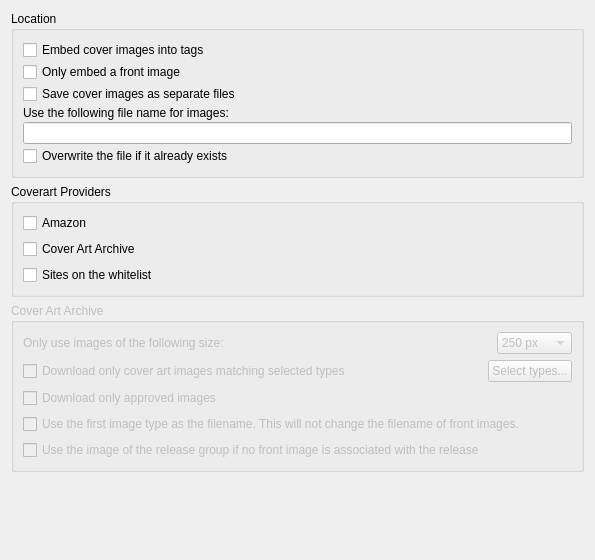
The window that ui/options_cover.ui (metabrainz/picard) describes before a commit, drawn with Qt 5.
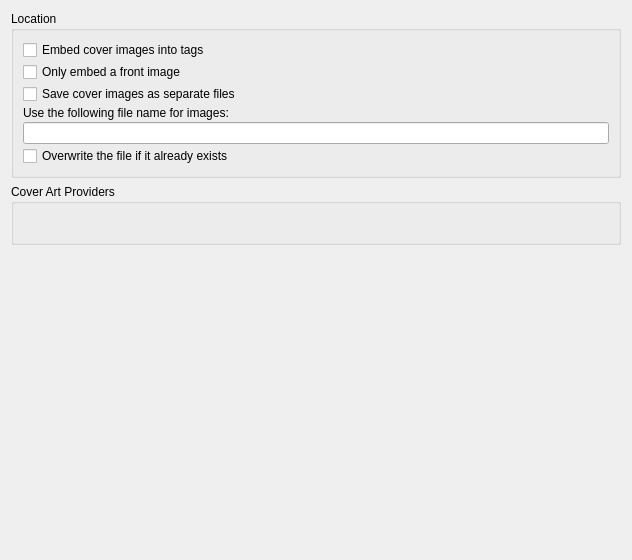
The same window after the commit.

Commit message:
Add provider-specific options, make providers re-orderable
As suggested by @Mineo in https://github.com/musicbrainz/picard/pull/411#issuecomment-118076874

- add an option subpage per provider having options
- in the main cover art options page display a list of checkboxes with up/down arrows for re-ordering
- code is simplified
- more space is available for provider-specific options
- no drag'n'drop for re-ordering

What changed in the file:
```diff
--- a/ui/options_cover.ui
+++ b/ui/options_cover.ui
@@ -6,7 +6,7 @@
    <rect>
     <x>0</x>
     <y>0</y>
-    <width>595</width>
+    <width>632</width>
     <height>560</height>
    </rect>
   </property>
@@ -65,53 +65,19 @@
     </widget>
    </item>
    <item>
-    <widget class="QGroupBox" name="groupBox">
-     <property name="title">
-      <string>Coverart Providers</string>
+    <widget class="QGroupBox" name="ca_providers_groupbox">
+     <property name="sizePolicy">
+      <sizepolicy hsizetype="Preferred" vsizetype="Preferred">
+       <horstretch>0</horstretch>
+       <verstretch>0</verstretch>
+      </sizepolicy>
      </property>
-     <layout class="QVBoxLayout" name="verticalLayout_2">
-      <item>
-       <widget class="QCheckBox" name="caprovider_amazon">
-        <property name="text">
-         <string>Amazon</string>
-        </property>
-       </widget>
-      </item>
-      <item>
-       <widget class="QCheckBox" name="caprovider_caa">
-        <property name="text">
-         <string>Cover Art Archive</string>
-        </property>
-       </widget>
-      </item>
-      <item>
-       <widget class="QCheckBox" name="caprovider_whitelist">
-        <property name="text">
-         <string>Sites on the whitelist</string>
-        </property>
-       </widget>
-      </item>
-     </layout>
-    </widget>
-   </item>
-   <item>
-    <widget class="QGroupBox" name="gb_caa">
-     <property name="enabled">
-      <bool>false</bool>
-     </property>
      <property name="title">
-      <string>Cover Art Archive</string>
+      <string>Cover Art Providers</string>
      </property>
-     <layout class="QVBoxLayout" name="verticalLayout_3">
+     <layout class="QVBoxLayout" name="ca_providers_layout">
       <item>
-       <layout class="QHBoxLayout" name="horizontalLayout">
-        <item>
-         <widget class="QLabel" name="label">
-          <property name="text">
-           <string>Only use images of the following size:</string>
-          </property>
-         </widget>
-        </item>
+       <layout class="QHBoxLayout" name="ca_providers_list">
         <item>
          <spacer name="horizontalSpacer">
           <property name="orientation">
@@ -125,109 +91,20 @@
           </property>
          </spacer>
         </item>
-        <item>
-         <widget class="QComboBox" name="cb_image_size">
-          <property name="sizePolicy">
-           <sizepolicy hsizetype="Preferred" vsizetype="Fixed">
-            <horstretch>0</horstretch>
-            <verstretch>0</verstretch>
-           </sizepolicy>
-          </property>
-          <item>
-           <property name="text">
-            <string>250 px</string>
-           </property>
-          </item>
-          <item>
-           <property name="text">
-            <string>500 px</string>
-           </property>
-          </item>
-          <item>
-           <property name="text">
-            <string>Full size</string>
-           </property>
-          </item>
-         </widget>
-        </item>
        </layout>
       </item>
-      <item>
-       <layout class="QHBoxLayout" name="select_caa_types_group">
-        <item>
-         <widget class="QCheckBox" name="restrict_images_types">
-          <property name="text">
-           <string>Download only cover art images matching selected types</string>
-          </property>
-         </widget>
-        </item>
-        <item>
-         <spacer name="horizontalSpacer">
-          <property name="orientation">
-           <enum>Qt::Horizontal</enum>
-          </property>
-          <property name="sizeHint" stdset="0">
-           <size>
-            <width>40</width>
-            <height>20</height>
-           </size>
-          </property>
-         </spacer>
-	   </item>
-	   <item>
-		<widget class="QPushButton" name="select_caa_types">
-          <property name="text">
-           <string>Select types...</string>
-	      </property>
-	      <property name="sizePolicy">
-            <sizepolicy hsizetype="Fixed" vsizetype="Fixed">
-             <horstretch>100</horstretch>
-             <verstretch>0</verstretch>
-           </sizepolicy>
-          </property>
-         </widget>
-        </item>
-       </layout>
-      </item>
-      <item>
-       <widget class="QCheckBox" name="cb_approved_only">
-        <property name="text">
-         <string>Download only approved images</string>
-        </property>
-       </widget>
-      </item>
-      <item>
-       <widget class="QCheckBox" name="cb_type_as_filename">
-        <property name="sizePolicy">
-         <sizepolicy hsizetype="Minimum" vsizetype="Fixed">
-          <horstretch>0</horstretch>
-          <verstretch>0</verstretch>
-         </sizepolicy>
-        </property>
-        <property name="text">
-         <string>Use the first image type as the filename. This will not change the filename of front images.</string>
-        </property>
-       </widget>
-     </item>
-     <item>
-	  <widget class="QCheckBox" name="caprovider_caa_release_group">
-        <property name="text">
-         <string>Use the image of the release group if no front image is associated with the release</string>
-        </property>
-       </widget>
-      </item>
      </layout>
     </widget>
    </item>
    <item>
-    <spacer>
+    <spacer name="verticalSpacer">
      <property name="orientation">
       <enum>Qt::Vertical</enum>
      </property>
      <property name="sizeHint" stdset="0">
       <size>
-       <width>275</width>
-       <height>91</height>
+       <width>20</width>
+       <height>40</height>
       </size>
      </property>
     </spacer>
```
Left out of the diff: 8 changed lines with no effect on the pictures. The commit also changes 7 other files.
